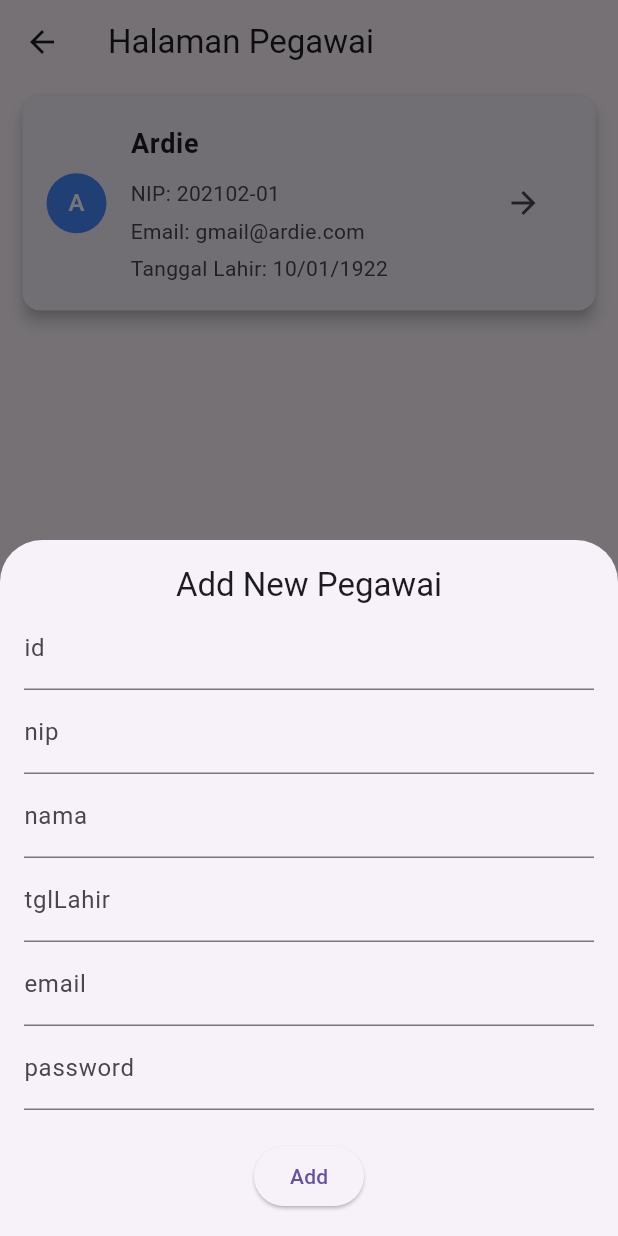
After one commit to fadjriproject/Flutter-Course, a Flutter app: the PegawaiScreen screen opened directly, after a tap on the "add" icon, on a phone screen of 412 x 824 dp. The commit adds this screen. Run offline on Flutter 3.47's test engine with Material 3 defaults, Android fonts, the phone set to English and light mode, and no system bars.

Commit message:
last update

```diff
--- /dev/null
+++ b/lib/screens/pegawai/pegawai_form.dart
@@ -0,0 +1,86 @@
+import 'package:flutter/material.dart';
+import 'package:klinik_app/models/pegawai.dart';
+
+class PegawaiForm extends StatefulWidget {
+  final Pegawai? pegawai;
+  const PegawaiForm({super.key, this.pegawai});
+
+  @override
+  State<PegawaiForm> createState() => _PegawaiFormState();
+}
+
+class _PegawaiFormState extends State<PegawaiForm> {
+  final Map<String, TextEditingController> _controllers = {
+    'id': TextEditingController(),
+    'nip': TextEditingController(),
+    'nama': TextEditingController(),
+    'tglLahir': TextEditingController(),
+    'email': TextEditingController(),
+    'password': TextEditingController(),
+  };
+
+  @override
+  void initState() {
+    super.initState();
+    if (widget.pegawai != null) {
+      _controllers['id']!.text = widget.pegawai!.id.toString();
+      _controllers['nip']!.text = widget.pegawai!.nip;
+      _controllers['nama']!.text = widget.pegawai!.nama;
+      _controllers['tglLahir']!.text = widget.pegawai!.tglLahir.toString();
+      _controllers['email']!.text = widget.pegawai!.email;
+      // Note: Do not pre-fill password for security reasons
+    }
+  }
+
+  @override
+  void dispose() {
+    _controllers.forEach((_, controller) => controller.dispose());
+    super.dispose();
+  }
+
+  @override
+  Widget build(BuildContext context) {
+    return SingleChildScrollView(
+      child: Padding(
+        padding: EdgeInsets.only(
+          bottom: MediaQuery.of(context).viewInsets.bottom,
+        ),
+        child: Form(
+          child: Padding(
+            padding: EdgeInsets.all(16),
+            child: Column(
+              children: [
+                Text(
+                  widget.pegawai == null ? "Add New Pegawai" : "Edit Pegawai",
+                  style: Theme.of(context).textTheme.titleLarge,
+                ),
+                ..._buildTextFields(),
+                const SizedBox(height: 20),
+                ElevatedButton(
+                  onPressed: _submitForm,
+                  child: Text(widget.pegawai == null ? "Add" : "Update"),
+                ),
+              ],
+            ),
+          ),
+        ),
+      ),
+    );
+  }
+
+  List<Widget> _buildTextFields() {
+    return _controllers.entries.map((entry) {
+      return TextField(
+        controller: entry.value,
+        decoration: InputDecoration(
+          labelText: entry.key,
+        ),
+        obscureText: entry.key == 'password', // Obscure password field
+      );
+    }).toList();
+  }
+
+  void _submitForm() {
+    Navigator.of(context).pop(); // Go back after submission
+  }
+}
--- a/lib/screens/pegawai/pegawai_screen.dart
+++ b/lib/screens/pegawai/pegawai_screen.dart
@@ -1,5 +1,6 @@
 import 'package:flutter/material.dart';
 import 'package:klinik_app/models/pegawai.dart';
+import 'package:klinik_app/screens/pegawai/pegawai_form.dart';
 import 'package:klinik_app/theme/config.dart';
 import 'package:klinik_app/widgets/pegawai/pegawai_card.dart';
 
@@ -14,12 +15,24 @@ class _PegawaiScreenState extends State<PegawaiScreen> {
   final List<Pegawai> pegawai = [
     Pegawai(
         1, "202102-01", "Ardie", "10/01/1922", "gmail@ardie.com", "ardieajah"),
-    Pegawai(
-        2, "202002-02", "Nico", "10/01/1922", "gmail@nico.com", "niconiconi"),
-    Pegawai(
-        3, "202202-02", "Iqbil", "10/01/1922", "gmail@iqbil.com", "iqbilkun"),
-    Pegawai(4, "202102-04", "Ibra", "10/01/1922", "gmail@ibra.com", "ibrahim"),
   ];
+
+  void _showAddPegawaiBottomSheet() {
+    showModalBottomSheet(
+      context: context,
+      isScrollControlled: true,
+      builder: (BuildContext context) {
+        return PegawaiForm(
+            // onSubmit: (newPegawai) {
+            //   setState(() {
+            //     pegawai.add(newPegawai);
+            //   });
+            //   Navigator.of(context).pop(); // Close the bottom sheet after adding
+            // },
+            );
+      },
+    );
+  }
 
   @override
   Widget build(BuildContext context) {
@@ -32,6 +45,11 @@ class _PegawaiScreenState extends State<PegawaiScreen> {
           return PegawaiCard(pegawai: pegawai);
         }).toList(),
       ),
+      floatingActionButton: FloatingActionButton(
+        onPressed: _showAddPegawaiBottomSheet,
+        tooltip: 'Add Pegawai',
+        child: const Icon(Icons.add),
+      ),
     );
   }
 }
--- a/pubspec.yaml
+++ b/pubspec.yaml
@@ -10,6 +10,7 @@ dependencies:
   flutter:
     sdk: flutter
   intl: ^0.18.1
+  uuid: ^3.0.6
 
 dev_dependencies:
   flutter_test:
```
Also changed, not shown: lib/models/pegawai.dart (+1 -7 lines), pubspec.lock.
